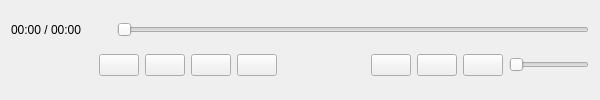
Old version of the form playercontrols.ui in the repository Monchito5/Legendary-Music-Player.
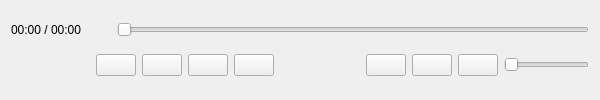
New version of the form. Icons and pictures are not drawn.

What changed in the file:
```diff
--- a/playercontrols.ui
+++ b/playercontrols.ui
@@ -59,23 +59,6 @@
        </property>
       </spacer>
      </item>
-     <item>
-      <widget class="QPushButton" name="stopButton">
-       <property name="text">
-        <string/>
-       </property>
-       <property name="icon">
-        <iconset resource="resources.qrc">
-         <normaloff>:/icons/stop.png</normaloff>:/icons/stop.png</iconset>
-       </property>
-       <property name="iconSize">
-        <size>
-         <width>24</width>
-         <height>24</height>
-        </size>
-       </property>
-      </widget>
-     </item>
      <item>
       <widget class="QPushButton" name="previousButton">
        <property name="text">
@@ -104,8 +87,25 @@
        </property>
        <property name="iconSize">
         <size>
-         <width>32</width>
-         <height>32</height>
+         <width>24</width>
+         <height>24</height>
+        </size>
+       </property>
+      </widget>
+     </item>
+     <item>
+      <widget class="QPushButton" name="stopButton">
+       <property name="text">
+        <string/>
+       </property>
+       <property name="icon">
+        <iconset resource="resources.qrc">
+         <normaloff>:/icons/stop.png</normaloff>:/icons/stop.png</iconset>
+       </property>
+       <property name="iconSize">
+        <size>
+         <width>24</width>
+         <height>24</height>
         </size>
        </property>
       </widget>
@@ -184,22 +184,10 @@
      </item>
      <item>
       <widget class="QSlider" name="volumeSlider">
-       <property name="sizePolicy">
-        <sizepolicy hsizetype="Expanding" vsizetype="Fixed">
-         <horstretch>0</horstretch>
-         <verstretch>0</verstretch>
-        </sizepolicy>
-       </property>
-       <property name="minimumSize">
-        <size>
-         <width>80</width>
-         <height>20</height>
-        </size>
-       </property>
        <property name="maximumSize">
         <size>
-         <width>80</width>
-         <height>20</height>
+         <width>100</width>
+         <height>16777215</height>
         </size>
        </property>
        <property name="maximum">
```
